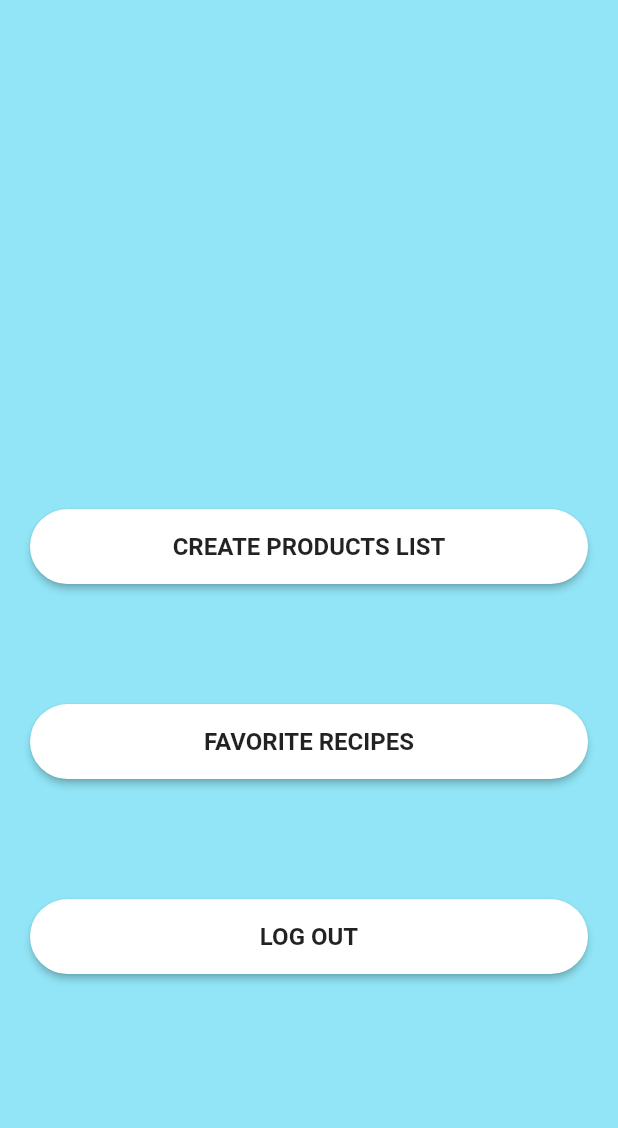
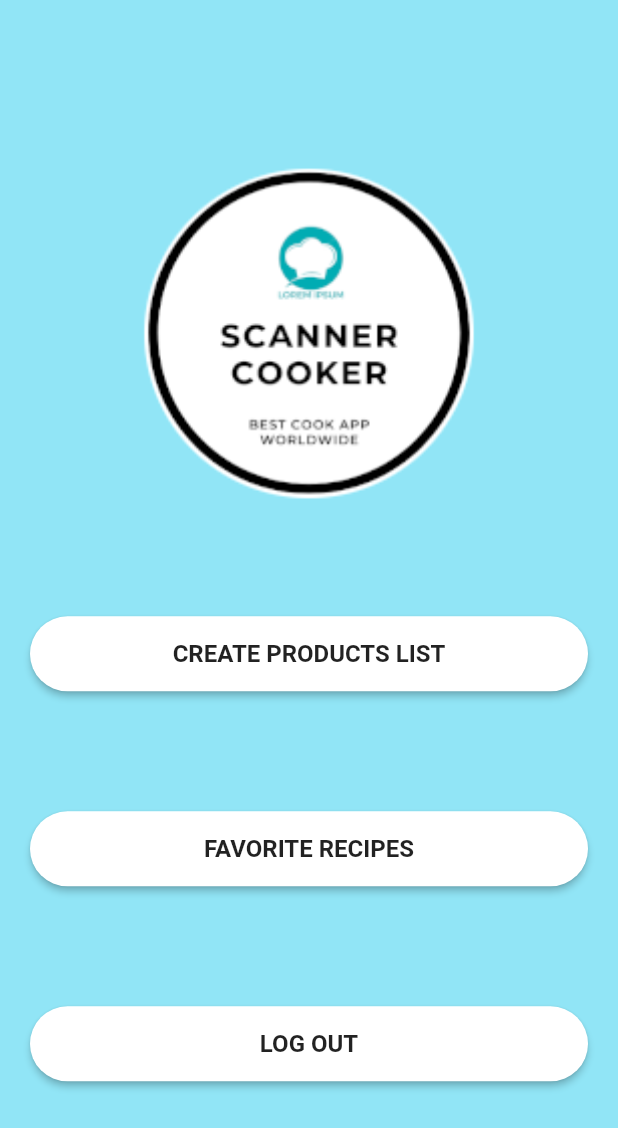
Before and after one commit to 229258/ScannerCooker, a Flutter app: the HomeScreen screen opened directly, on a phone screen of 412 x 824 dp. Shown: the top 1128 px of the screen. Run offline on Flutter 3.47's test engine with Material 2 defaults, Android fonts, the phone set to English and light mode, and no system bars; our stand-ins replace cloud_firestore, dio, firebase_auth, firebase_core, fluttertoast; missing offline and left inert: dart:ffi, flutter_barcode_scanner, translator; accounts and stored records are empty.

Commit message:
Added logo on main screen. Minor changes.

```diff
--- a/scanner_cooker/lib/screens/barcode/barcode_scanner_screen.dart
+++ b/scanner_cooker/lib/screens/barcode/barcode_scanner_screen.dart
@@ -32,8 +32,8 @@ class _BarcodeScannerScreen extends State<BarcodeScannerScreen> {
       backgroundColor: stringToColorInHex(Constants.backgroundColorHex),
       appBar: AppBar(
         title: _editIngredients
-            ? const Text("Scan product")
-            : const Text("Scan product (edit mode)"),
+            ? const Text("Scan products")
+            : const Text("Scan products (edit mode)"),
         backgroundColor:
             stringToColorInHex(Constants.backgroundColorHex).withOpacity(.25),
         actions: [
--- a/scanner_cooker/lib/screens/home_screen.dart
+++ b/scanner_cooker/lib/screens/home_screen.dart
@@ -26,9 +26,19 @@ class _HomeScreen extends State<HomeScreen> {
           ),
           child: SingleChildScrollView(
             child: Padding(
-              padding: EdgeInsets.fromLTRB(20, MediaQuery.of(context).size.height * 0.2, 20, 0),
+              padding: EdgeInsets.fromLTRB(20, MediaQuery.of(context).size.height * 0, 20, 0),
               child: Column(
                 children: <Widget>[
+                  SizedBox(
+                  width: MediaQuery.of(context).size.width * 0.65,
+                  height: MediaQuery.of(context).size.width * 0.65,
+                  child: Image.asset(
+                    "assets/images/scanner_cooker_200.png",
+                    fit: BoxFit.fill,
+                  )),
+                const SizedBox(
+                  height: 40
+                ),
                   customButton(context, "CREATE PRODUCTS LIST", () {
                     Navigator.push(context, MaterialPageRoute(builder: (context) => const RecipesScreen()));
                   }),
```
